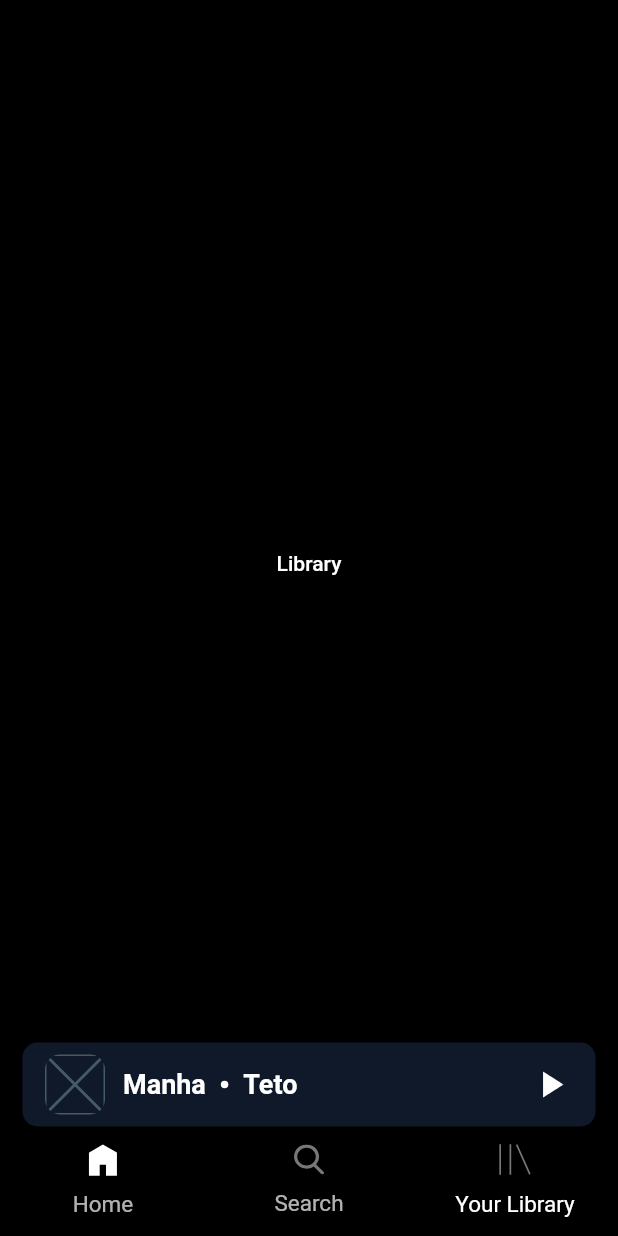
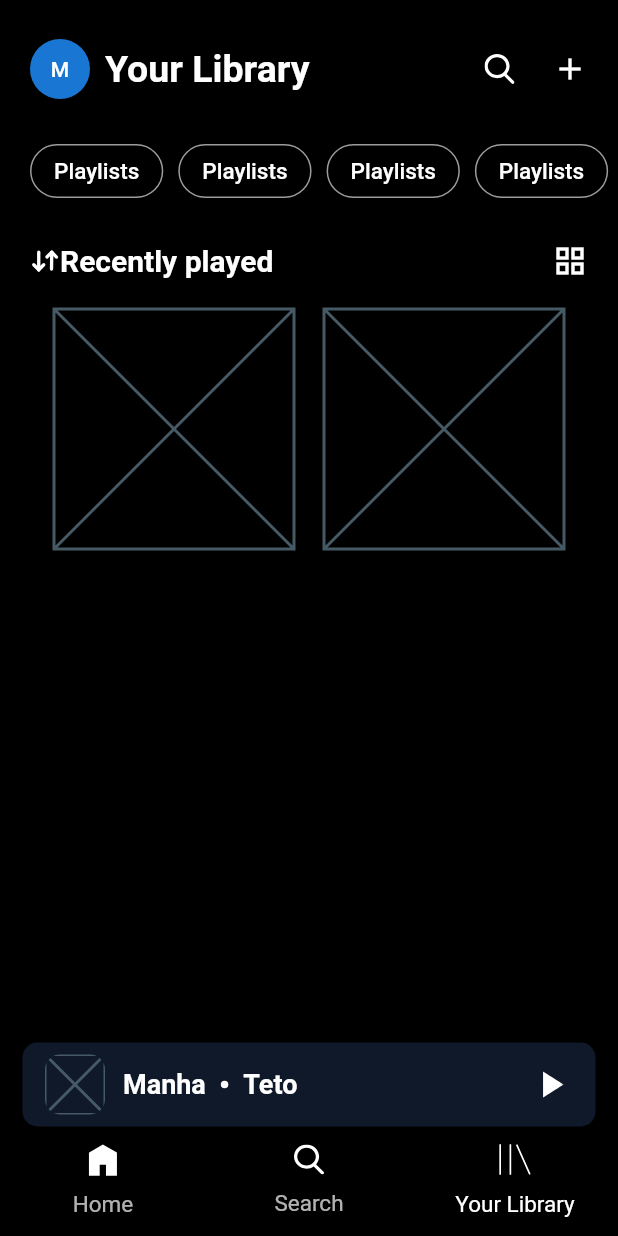
Before and after one commit to Maltinhoo/music-app-clean-architecture, a Flutter app: the screen it shows after launch, tab 3 chosen, on a phone screen of 412 x 824 dp. Run offline on Flutter 3.47's test engine with Material 2 defaults, Android fonts, the phone set to English and light mode, and no system bars; drawn by our look-alikes of auto_size_text; our stand-ins replace bloc, cached_network_image, cloud_firestore, dartz, firebase_core, flutter_bloc and 3 more; missing offline and left inert: marquee_widget; accounts and stored records are empty.

Commit message:
your library page

```diff
--- a/lib/core/inject/intect.dart
+++ b/lib/core/inject/intect.dart
@@ -18,7 +18,7 @@ import '../../modules/artist/domain/usecases/get_all_artists_usecase_imp.dart';
 import '../../modules/artist/external/remote/firebase/get_all_artists_firebase_datasource_imp.dart';
 import '../../modules/artist/infra/datasources/get_all_artists_datasource.dart';
 import '../../modules/artist/infra/repositories/get_all_artists_repository_imp.dart';
-import '../../modules/home/cubit/home_cubit.dart';
+import '../../modules/home/presenter/cubit/home_cubit.dart';
 import '../../modules/music/domain/repositories/get_musics_by_artist_repository.dart';
 import '../../modules/music/domain/usecases/get_musics_by_artist_usecase.dart';
 import '../../modules/music/domain/usecases/get_musics_by_artist_usecase_imp.dart';
--- a/lib/main.dart
+++ b/lib/main.dart
@@ -22,6 +22,7 @@ class MyApp extends StatelessWidget {
       onGenerateRoute: AppRouter.generateRoute,
       theme: ThemeData(
         scaffoldBackgroundColor: Colors.black,
+        iconTheme: const IconThemeData(color: Colors.white),
       ),
     );
   }
--- a/lib/modules/home/cubit/home_cubit.dart
+++ b/lib/modules/home/presenter/cubit/home_cubit.dart
@@ -2,14 +2,15 @@ import 'package:bloc/bloc.dart';
 import 'package:music_app/modules/album/domain/entities/album_entity.dart';
 import 'package:music_app/modules/artist/domain/usecases/get_all_artists_usecase.dart';
 
-import '../../album/domain/usecases/get_all_albums/get_all_albums_usecase.dart';
-import '../../artist/domain/entities/artist_entity.dart';
+import '../../../album/domain/usecases/get_all_albums/get_all_albums_usecase.dart';
+import '../../../artist/domain/entities/artist_entity.dart';
 
 part 'home_state.dart';
 
 class HomeCubit extends Cubit<HomeState> {
   final GetAllArtistsUseCase getAllArtistsUseCase;
   final GetAllAlbumsUseCase getAllAlbumsUseCase;
+
   HomeCubit(this.getAllArtistsUseCase, this.getAllAlbumsUseCase)
       : super(HomeInitial());
 
--- a/lib/modules/main/main_page.dart
+++ b/lib/modules/main/main_page.dart
@@ -1,10 +1,10 @@
 import 'package:flutter/material.dart';
-import 'package:music_app/modules/home/home_page.dart';
+import 'package:music_app/modules/home/presenter/home_page.dart';
 import 'package:music_app/modules/main/widgets/music_snack_bar.dart';
 import 'package:music_app/shared/widgets/vectors.dart';
 
-import '../../shared/widgets/custom_text.dart';
 import '../search/search_page.dart';
+import '../your_library/presenter/your_library_page.dart';
 
 class MainPage extends StatelessWidget {
   const MainPage({super.key});
@@ -26,7 +26,7 @@ class MainPage extends StatelessWidget {
                         children: [
                           HomePage(),
                           SearchPage(),
-                          Center(child: MyText('Library')),
+                          YourLibrary(),
                         ],
                       ),
                       AnimatedPositioned(
--- /dev/null
+++ b/lib/modules/your_library/presenter/your_library_page.dart
@@ -0,0 +1,145 @@
+import 'package:flutter/material.dart';
+import 'package:music_app/shared/utils/custom_colors.dart';
+import 'package:music_app/shared/widgets/bounce_widget.dart';
+import 'package:music_app/shared/widgets/custom_text.dart';
+import 'package:music_app/shared/widgets/vectors.dart';
+
+import '../../../shared/widgets/album_card.dart';
+
+class YourLibrary extends StatefulWidget {
+  static const routeName = '/yourLibrary';
+  const YourLibrary({super.key});
+
+  @override
+  State<YourLibrary> createState() => _YourLibraryState();
+}
+
+class _YourLibraryState extends State<YourLibrary> {
+  late IconData _icon;
+
+  void changeListFormat() {
+    setState(() {
+      _icon = _icon == Icons.grid_view_outlined
+          ? Icons.list_rounded
+          : Icons.grid_view_outlined;
+    });
+  }
+
+  @override
+  void initState() {
+    super.initState();
+    _icon = Icons.grid_view_outlined;
+  }
+
+  @override
+  Widget build(BuildContext context) {
+    return Column(
+      children: [
+        const SizedBox(height: kToolbarHeight - 30),
+        Padding(
+          padding: const EdgeInsets.symmetric(horizontal: 20),
+          child: Row(
+            children: const [
+              CircleAvatar(
+                child: MyText('M'),
+              ),
+              SizedBox(width: 10),
+              Expanded(
+                child: MyText(
+                  'Your Library',
+                  size: 25,
+                  fontWeight: FontWeight.w600,
+                ),
+              ),
+              Vector(Vectors.search),
+              SizedBox(width: 25),
+              Icon(Icons.add)
+            ],
+          ),
+        ),
+        SingleChildScrollView(
+          scrollDirection: Axis.horizontal,
+          padding: const EdgeInsets.only(left: 20, top: 30, bottom: 10),
+          child: Row(
+            children: [
+              ...List.generate(
+                  5,
+                  (index) => Bouncing(
+                        onTap: () {},
+                        child: Container(
+                          margin: const EdgeInsets.only(right: 10),
+                          padding: const EdgeInsets.symmetric(
+                              horizontal: 15, vertical: 8),
+                          decoration: BoxDecoration(
+                            border: Border.all(color: CustomColors.grey2),
+                            borderRadius: BorderRadius.circular(25),
+                          ),
+                          child: const MyText(
+                            'Playlists',
+                            size: 15,
+                            fontWeight: FontWeight.w500,
+                          ),
+                        ),
+                      ))
+            ],
+          ),
+        ),
+        Expanded(
+            child: SingleChildScrollView(
+                physics: const BouncingScrollPhysics(),
+                padding: const EdgeInsets.only(top: 20),
+                child: Column(
+                  children: [
+                    Padding(
+                      padding: const EdgeInsets.symmetric(horizontal: 20),
+                      child: Row(
+                        children: [
+                          const Vector(
+                            Vectors.up_down_arrows,
+                            size: 20,
+                          ),
+                          const MyText(
+                            'Recently played',
+                            size: 20,
+                            fontWeight: FontWeight.w600,
+                          ),
+                          const Expanded(child: SizedBox()),
+                          Bouncing(
+                            onTap: () => changeListFormat(),
+                            child: Icon(_icon),
+                          ),
+                        ],
+                      ),
+                    ),
+                    Padding(
+                      padding: const EdgeInsets.only(top: 20, bottom: 70),
+                      child: _icon == Icons.grid_view_outlined
+                          ? Wrap(
+                              runSpacing: 10,
+                              spacing: 20,
+                              children: const [
+                                SizedBox(
+                                  width: 160,
+                                  height: 160,
+                                  child: Placeholder(),
+                                ),
+                                SizedBox(
+                                  width: 160,
+                                  height: 160,
+                                  child: Placeholder(),
+                                ),
+                              ],
+                            )
+                          : Column(
+                              children: const [
+                                AlbumCard(),
+                                AlbumCard(),
+                              ],
+                            ),
+                    ),
+                  ],
+                )))
+      ],
+    );
+  }
+}
--- a/lib/shared/utils/router.dart
+++ b/lib/shared/utils/router.dart
@@ -3,7 +3,7 @@ import 'dart:developer';
 import 'package:flutter/material.dart';
 
 import '../../modules/album/presenter/album_page.dart';
-import '../../modules/home/home_page.dart';
+import '../../modules/home/presenter/home_page.dart';
 import '../../modules/main/main_page.dart';
 import '../widgets/custom_text.dart';
 
--- a/lib/shared/widgets/album_card.dart
+++ b/lib/shared/widgets/album_card.dart
@@ -13,6 +13,7 @@ class AlbumCard extends StatelessWidget {
     return Padding(
       padding: const EdgeInsets.all(15),
       child: Row(
+        crossAxisAlignment: CrossAxisAlignment.center,
         children: [
           const Placeholder(
             fallbackHeight: 70,
@@ -21,6 +22,7 @@ class AlbumCard extends StatelessWidget {
           const SizedBox(width: 15),
           Column(
             crossAxisAlignment: CrossAxisAlignment.start,
+            mainAxisAlignment: MainAxisAlignment.center,
             children: const [
               MyText(
                 '#SPOTIFYWRAPPED',
--- a/lib/shared/widgets/vectors.dart
+++ b/lib/shared/widgets/vectors.dart
@@ -12,6 +12,7 @@ enum Vectors {
   search,
   library,
   download_icon,
+  up_down_arrows,
 }
 
 class Vector extends StatelessWidget {
@@ -60,7 +61,7 @@ class Vector extends StatelessWidget {
       fit: fit ?? BoxFit.cover,
       width: width ?? size,
       height: height ?? size,
-      color: color,
+      color: color ?? Colors.white,
       colorBlendMode: blendMode ?? BlendMode.srcIn,
     );
   }
```
Also changed, not shown: lib/modules/home/presenter/home_page.dart (renamed from lib/modules/home/home_page.dart, +6 -6 lines), assets/vectors/up_down_arrows.svg (added), lib/modules/home/presenter/cubit/home_state.dart (renamed from lib/modules/home/cubit/home_state.dart).
